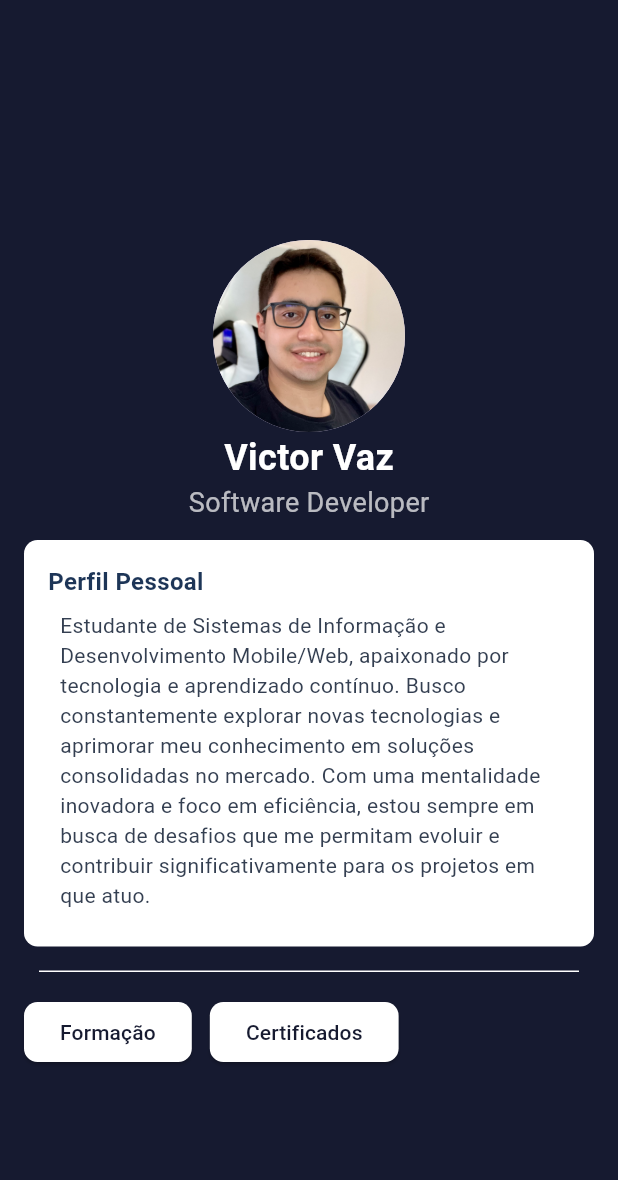
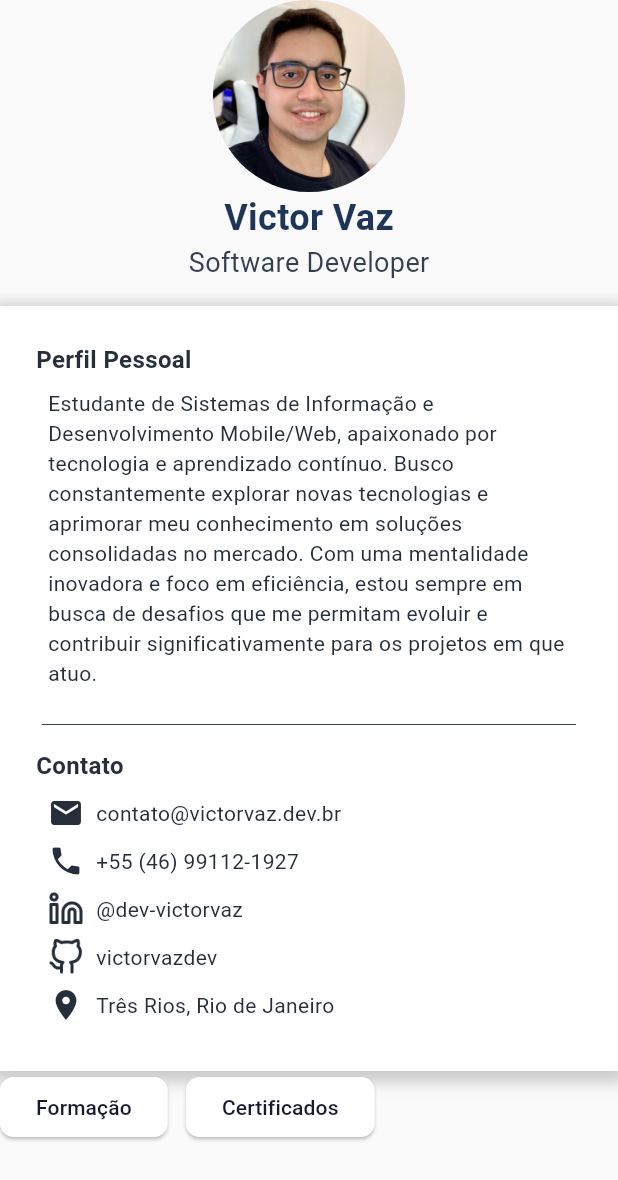
Before and after one commit to victorvazdev/victor_vaz_portfolio, a Flutter app: the screen it shows after launch, on a phone screen of 412 x 824 dp. Shown: the top 1180 px of the screen. Run offline on Flutter 3.47's test engine with Material 3 defaults, Android fonts, the phone set to English and light mode, and no system bars.

Commit message:
Contact section added

```diff
--- a/lib/constants.dart
+++ b/lib/constants.dart
@@ -1,6 +1,11 @@
 import 'package:flutter/material.dart';
 
 class Constants {
+  static Color? fontColor = Color(0xFF1d3557);
+  static Color? secundaryFontColor = Color(0xFF343f51);
+  static Color? textFontColor = Color(0xFF262e3b);
+  static Color? darkBackground = Color(0xFF343f51);
+  static Color? silverBackground = Color(0xFFFAFAFA);
   static Color? veryDarkColor = Color(0xFF161A30);
   static Color? darkColor = Color(0xFF31304D);
   static Color? grayColor = Color(0xFFB6BBC4);
--- a/lib/screens/home_screen.dart
+++ b/lib/screens/home_screen.dart
@@ -1,5 +1,6 @@
 import 'package:flutter/material.dart';
 import 'package:my_portfolio_mobile/constants.dart';
+import 'package:my_portfolio_mobile/widgets/contact.dart';
 import 'package:my_portfolio_mobile/widgets/personal_informations.dart';
 import 'package:my_portfolio_mobile/widgets/personal_profile.dart';
 import 'package:my_portfolio_mobile/widgets/stylized_button.dart';
@@ -10,24 +11,48 @@ class HomeScreen extends StatelessWidget {
   @override
   Widget build(BuildContext context) {
     return Scaffold(
-      backgroundColor: Constants.veryDarkColor,
-      body: Padding(
-        padding: const EdgeInsets.all(16.0),
+      backgroundColor: Constants.silverBackground,
+      body: SingleChildScrollView(
+        child: SafeArea(
           child: Column(
-          mainAxisAlignment: MainAxisAlignment.center,
             children: [
               Header(),
-            SizedBox(height: 12),
+
+              SizedBox(height: 16),
+
+              Container(
+                width: double.infinity,
+                decoration: BoxDecoration(
+                  // borderRadius: BorderRadius.circular(9),
+                  color: Colors.white,
+                  boxShadow: [
+                    BoxShadow(
+                      color: Colors.grey.withValues(alpha: 0.5),
+                      spreadRadius: 5,
+                      blurRadius: 7,
+                      offset: Offset(0, 3),
+                    ),
+                  ],
+                ),
+                child: Padding(
+                  padding: const EdgeInsets.all(8.0),
+                  child: Column(
+                    children: [
                       PersonalProfile(),
-            SizedBox(height: 16),
+
                       Divider(
-              height: 1,
-              thickness: 1,
-              indent: 10,
-              endIndent: 10,
-              color: Colors.white,
+                        height: 0,
+                        thickness: 0,
+                        indent: 20,
+                        endIndent: 20,
+                        color: Constants.darkBackground,
                       ),
-            SizedBox(height: 16),
+                      Contact(),
+                    ],
+                  ),
+                ),
+              ),
+
               Row(
                 children: [
                   StylizedButton(function: () {}, text: 'Formação'),
@@ -38,6 +63,7 @@ class HomeScreen extends StatelessWidget {
             ],
           ),
         ),
+      ),
     );
   }
 }
--- /dev/null
+++ b/lib/widgets/contact.dart
@@ -0,0 +1,134 @@
+import 'package:flutter/material.dart';
+import 'package:my_portfolio_mobile/constants.dart';
+
+class Contact extends StatelessWidget {
+  const Contact({super.key});
+
+  @override
+  Widget build(BuildContext context) {
+    return Align(
+      alignment: Alignment.topLeft,
+      child: Padding(
+        padding: const EdgeInsets.all(16.0),
+        child: Column(
+          mainAxisAlignment: MainAxisAlignment.start,
+          crossAxisAlignment: CrossAxisAlignment.start,
+          children: [
+            Text(
+              'Contato',
+              style: TextStyle(
+                fontSize: 16,
+                fontWeight: FontWeight.bold,
+                color: Constants.textFontColor,
+              ),
+              textAlign: TextAlign.left,
+            ),
+
+            Padding(
+              padding: const EdgeInsets.all(8.0),
+              child: Column(
+                children: [
+                  Row(
+                    children: [
+                      Icon(
+                        Icons.email,
+                        color: Constants.textFontColor,
+                        size: 24,
+                        semanticLabel: 'Contato por e-mail',
+                      ),
+
+                      SizedBox(width: 8),
+
+                      Text(
+                        'contato@victorvaz.dev.br',
+                        style: TextStyle(color: Constants.textFontColor),
+                      ),
+                    ],
+                  ),
+
+                  SizedBox(height: 8),
+
+                  Row(
+                    children: [
+                      Icon(
+                        Icons.phone,
+                        color: Constants.textFontColor,
+                        size: 24,
+                        semanticLabel: 'Contato por telefone',
+                      ),
+
+                      SizedBox(width: 8),
+
+                      Text(
+                        '+55 (46) 99112-1927',
+                        style: TextStyle(color: Constants.textFontColor),
+                      ),
+                    ],
+                  ),
+
+                  SizedBox(height: 8),
+
+                  Row(
+                    children: [
+                      Image.asset(
+                        'assets/images/linkedin-logo.png',
+                        semanticLabel: 'Nome de usuário no LinkedIn',
+                        height: 24,
+                      ),
+
+                      SizedBox(width: 8),
+
+                      Text(
+                        '@dev-victorvaz',
+                        style: TextStyle(color: Constants.textFontColor),
+                      ),
+                    ],
+                  ),
+
+                  SizedBox(height: 8),
+
+                  Row(
+                    children: [
+                      Image.asset(
+                        'assets/images/github-logo.png',
+                        semanticLabel: 'Nome de usuário no GitHub',
+                        height: 24,
+                      ),
+
+                      SizedBox(width: 8),
+
+                      Text(
+                        'victorvazdev',
+                        style: TextStyle(color: Constants.textFontColor),
+                      ),
+                    ],
+                  ),
+
+                  SizedBox(height: 8),
+
+                  Row(
+                    children: [
+                      Icon(
+                        Icons.place,
+                        color: Constants.textFontColor,
+                        size: 24,
+                        semanticLabel: 'Local de habitação',
+                      ),
+
+                      SizedBox(width: 8),
+
+                      Text(
+                        'Três Rios, Rio de Janeiro',
+                        style: TextStyle(color: Constants.textFontColor),
+                      ),
+                    ],
+                  ),
+                ],
+              ),
+            ),
+          ],
+        ),
+      ),
+    );
+  }
+}
--- a/lib/widgets/personal_informations.dart
+++ b/lib/widgets/personal_informations.dart
@@ -1,4 +1,5 @@
 import 'package:flutter/material.dart';
+import 'package:my_portfolio_mobile/constants.dart';
 
 class Header extends StatelessWidget {
   const Header({super.key});
@@ -7,8 +8,6 @@ class Header extends StatelessWidget {
   Widget build(BuildContext context) {
     return Column(
       children: [
-        SizedBox(height: 48),
-
         CircleAvatar(
           radius: 64,
           backgroundImage: AssetImage('assets/images/victorvaz.jpg'),
@@ -19,13 +18,13 @@ class Header extends StatelessWidget {
           style: TextStyle(
             fontSize: 24,
             fontWeight: FontWeight.bold,
-            color: Colors.white,
+            color: Constants.fontColor,
           ),
         ),
 
         Text(
           'Software Developer',
-          style: TextStyle(fontSize: 18, color: Colors.white70),
+          style: TextStyle(fontSize: 18, color: Constants.secundaryFontColor),
         ),
       ],
     );
--- a/lib/widgets/personal_profile.dart
+++ b/lib/widgets/personal_profile.dart
@@ -1,20 +1,16 @@
 import 'package:flutter/material.dart';
+import 'package:my_portfolio_mobile/constants.dart';
 
 class PersonalProfile extends StatelessWidget {
   const PersonalProfile({super.key});
 
   @override
   Widget build(BuildContext context) {
-    return Container(
-      decoration: BoxDecoration(
-        borderRadius: BorderRadius.circular(9),
-        color: Colors.white,
-      ),
-      child: Align(
+    return Align(
       alignment: Alignment.topLeft,
       child: Padding(
         padding: const EdgeInsets.all(16),
-          child: const Column(
+        child: Column(
           mainAxisAlignment: MainAxisAlignment.start,
           crossAxisAlignment: CrossAxisAlignment.start,
           children: [
@@ -23,22 +19,21 @@ class PersonalProfile extends StatelessWidget {
               style: TextStyle(
                 fontSize: 16,
                 fontWeight: FontWeight.bold,
-                  color: Color(0xFF1d3557),
+                color: Constants.textFontColor,
               ),
               textAlign: TextAlign.left,
             ),
 
             Padding(
-                padding: EdgeInsets.all(8.0),
+              padding: const EdgeInsets.all(8.0),
               child: Text(
                 'Estudante de Sistemas de Informação e Desenvolvimento Mobile/Web, apaixonado por tecnologia e aprendizado contínuo. Busco constantemente explorar novas tecnologias e aprimorar meu conhecimento em soluções consolidadas no mercado. Com uma mentalidade inovadora e foco em eficiência, estou sempre em busca de desafios que me permitam evoluir e contribuir significativamente para os projetos em que atuo.',
-                  style: TextStyle(color: Color(0xFF343f51)),
+                style: TextStyle(color: Constants.textFontColor),
               ),
             ),
           ],
         ),
       ),
-      ),
     );
   }
 }
--- a/pubspec.yaml
+++ b/pubspec.yaml
@@ -19,3 +19,5 @@ flutter:
   uses-material-design: true
   assets:
     - assets/images/victorvaz.jpg
+    - assets/images/github-logo.png
+    - assets/images/linkedin-logo.png
```
Also changed, not shown: assets/images/github-logo.png (added), assets/images/linkedin-logo.png (added), 2 other files. Lines whose indentation alone changed are shown as unchanged.
